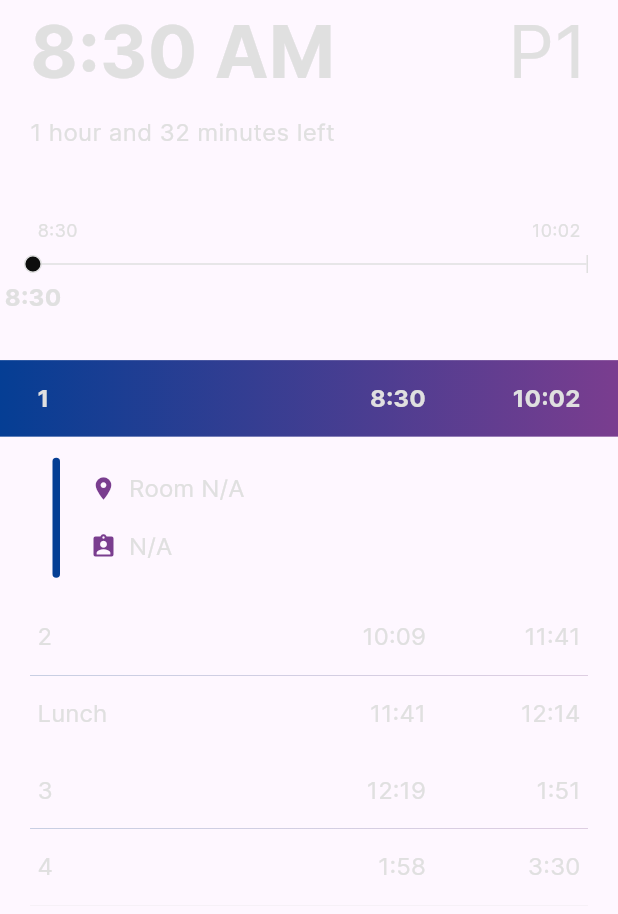
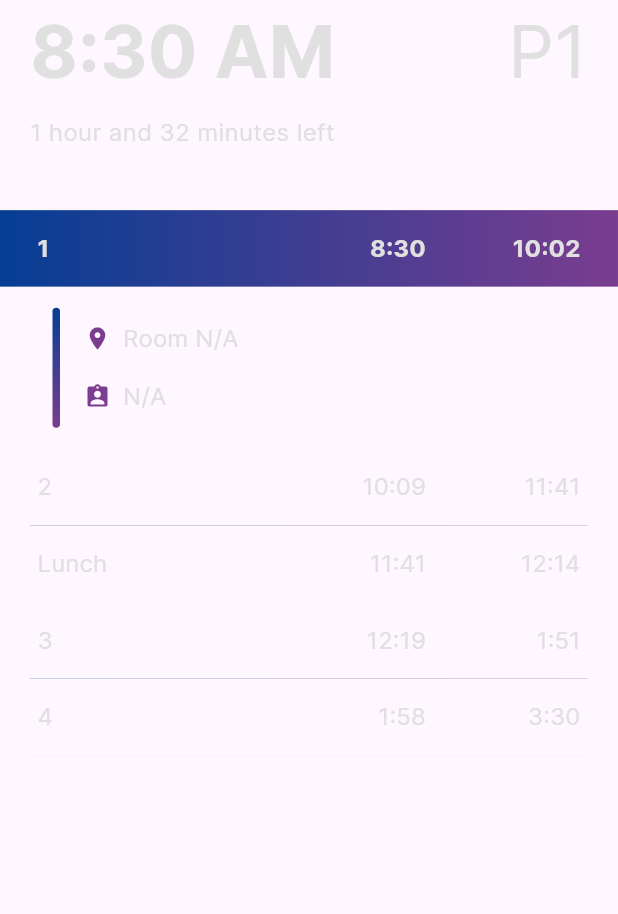
Before and after one commit to DoomKitty87/integrand-mobile, a Flutter app: the Schedule widget shown alone on an empty page, opened directly, on a phone screen of 412 x 824 dp. Shown: the top 914 px of the screen. Run offline on Flutter 3.47's test engine with Material 3 defaults, Android fonts, the phone set to English and light mode, and no system bars; our stand-ins replace flutter_animate, shared_preferences; accounts and stored records are empty; statements that could not run were skipped.

Commit message:
removed progress bar for now at least

```diff
--- a/integrand/lib/schedule.dart
+++ b/integrand/lib/schedule.dart
@@ -30,7 +30,8 @@ class _ScheduleState extends State<Schedule> {
 
   void _update() {
     setState(() {
-      _currentTime = DateTime.fromMillisecondsSinceEpoch(_currentTime.millisecondsSinceEpoch + 500);
+      _currentTime = DateTime.fromMillisecondsSinceEpoch(
+          _currentTime.millisecondsSinceEpoch + 500);
       print(_currentTime);
     });
   }
@@ -72,7 +73,7 @@ class _ScheduleState extends State<Schedule> {
               ),
             ),
             const SizedBox(
-              height: 50,
+              height: 40,
             ),
             ScheduleDisplay(
               bellSchedule: schedule,
@@ -139,20 +140,13 @@ class ScheduleTimeIndicators extends StatelessWidget {
         Row(
           children: [
             MinutesLeftText(
-              isPassingPeriod: bellSchedule.isPassingPeriod(TimeOfDay.fromDateTime(currentTime)).$1,
+              isPassingPeriod: bellSchedule
+                  .isPassingPeriod(TimeOfDay.fromDateTime(currentTime))
+                  .$1,
               currentTime: TimeOfDay.fromDateTime(currentTime),
               endTime: endTime,
             ),
           ],
-        ),
-        const SizedBox(
-          height: 45,
-        ),
-        TimeLeftBar(
-          heightPixels: 20,
-          startTime: startTime,
-          endTime: endTime,
-          currentTime: currentTime,
         ),
       ],
     );
@@ -174,7 +168,9 @@ class ClockTimerHybrid extends StatelessWidget {
     var info =
         bellSchedule.isPassingPeriod(TimeOfDay.fromDateTime(currentDateTime));
     if (info.$1) {
-      int minutesLeft = differenceMinutesTimeOfDay(info.$3!.startTime, TimeOfDay.fromDateTime(currentDateTime)) - 1;
+      int minutesLeft = differenceMinutesTimeOfDay(
+              info.$3!.startTime, TimeOfDay.fromDateTime(currentDateTime)) -
+          1;
 
       int secondsLeft = 60 - currentDateTime.second;
 
@@ -183,7 +179,8 @@ class ClockTimerHybrid extends StatelessWidget {
         minutesLeft++;
       }
 
-      output = "$minutesLeft:${secondsLeft > 10 ? secondsLeft : '0${secondsLeft}'}";
+      output =
+          "$minutesLeft:${secondsLeft > 10 ? secondsLeft : '0${secondsLeft}'}";
     } else {
       output = TimeOfDay.fromDateTime(currentDateTime).format(context);
     }
@@ -212,7 +209,10 @@ class PeriodIndicator extends StatelessWidget {
 
 class MinutesLeftText extends StatelessWidget {
   const MinutesLeftText(
-      {super.key, required this.isPassingPeriod, required this.currentTime, required this.endTime});
+      {super.key,
+      required this.isPassingPeriod,
+      required this.currentTime,
+      required this.endTime});
 
   final bool isPassingPeriod;
   final TimeOfDay currentTime;
@@ -224,8 +224,7 @@ class MinutesLeftText extends StatelessWidget {
 
     if (isPassingPeriod) {
       textString = "minutes left";
-    }
-    else {
+    } else {
       int minutesLeft = differenceMinutesTimeOfDay(endTime, currentTime);
 
       // Hours
@@ -235,8 +234,7 @@ class MinutesLeftText extends StatelessWidget {
       if (hours > 0) {
         if (hours == 1) {
           textString += "1 hour ";
-        }
-        else {
+        } else {
           textString += "${hours} hours ";
         }
       }
@@ -244,8 +242,7 @@ class MinutesLeftText extends StatelessWidget {
         textString += "and ";
         if (minutesLeft == 1) {
           textString += "1 minute ";
-        }
-        else {
+        } else {
           textString += "${minutesLeft} minutes ";
         }
       }
@@ -275,11 +272,12 @@ class TimeLeftBar extends StatelessWidget {
 
   @override
   Widget build(BuildContext context) {
-
     // TODO: Make this constant - maybe create a TimeOfDayPrecise class with seconds?
     double percentage;
-    percentage = differenceMinutesTimeOfDay(TimeOfDay.fromDateTime(currentTime), startTime) /
-        differenceMinutesTimeOfDay(endTime, startTime) * Duration.microsecondsPerMinute;
+    percentage = differenceMinutesTimeOfDay(
+            TimeOfDay.fromDateTime(currentTime), startTime) /
+        differenceMinutesTimeOfDay(endTime, startTime) *
+        Duration.microsecondsPerMinute;
 
     return Column(
       mainAxisAlignment: MainAxisAlignment.center,
@@ -313,7 +311,10 @@ class TimeLeftBar extends StatelessWidget {
                 children: [
                   const TimeLeftBarBackground(),
                   Positioned(
-                    left: constraints.minWidth - 17 + (percentage * (constraints.maxWidth - constraints.minWidth - 14)),
+                    left: constraints.minWidth -
+                        17 +
+                        (percentage *
+                            (constraints.maxWidth - constraints.minWidth - 14)),
                     top: 8,
                     child: TimeLeftBarIcon(
                       currentTime: TimeOfDay.fromDateTime(currentTime),
@@ -607,23 +608,21 @@ class _ScheduleDisplayState extends State<ScheduleDisplay> {
                             width: 10,
                           ),
                           Container(
-                            width:  isCurrentPeriod ? 5.0 : 3.0,
-                            height: 80,
-                            decoration: isCurrentPeriod ? const BoxDecoration(
-                              color: blueGradient,
-                              borderRadius: BorderRadius.all(
-                                Radius.circular(5.0)
-                              ),
-                            ) :
-                            const BoxDecoration(
-                              color: lighterGrey,
-                              borderRadius: BorderRadius.all(
-                                Radius.circular(5.0)
-                              ),
-                            )
-                          ),
+                              width: isCurrentPeriod ? 5.0 : 3.0,
+                              height: 80,
+                              decoration: isCurrentPeriod
+                                  ? const BoxDecoration(
+                                      gradient: verticalGradientAccent,
+                                      borderRadius: BorderRadius.all(
+                                          Radius.circular(5.0)),
+                                    )
+                                  : const BoxDecoration(
+                                      color: lighterGrey,
+                                      borderRadius: BorderRadius.all(
+                                          Radius.circular(3.0)),
+                                    )),
                           const SizedBox(
-                            width: 20,
+                            width: 16,
                           ),
                           Column(
                             crossAxisAlignment: CrossAxisAlignment.start,
```
